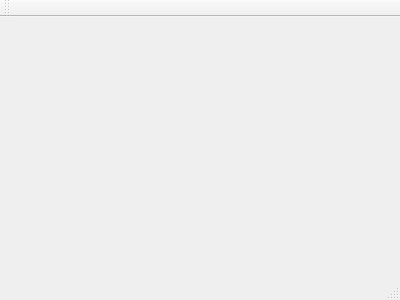
The window that mainwindow.ui (yxMYFRIENDS/Qt_fpga) describes before a commit, drawn with Qt 5.
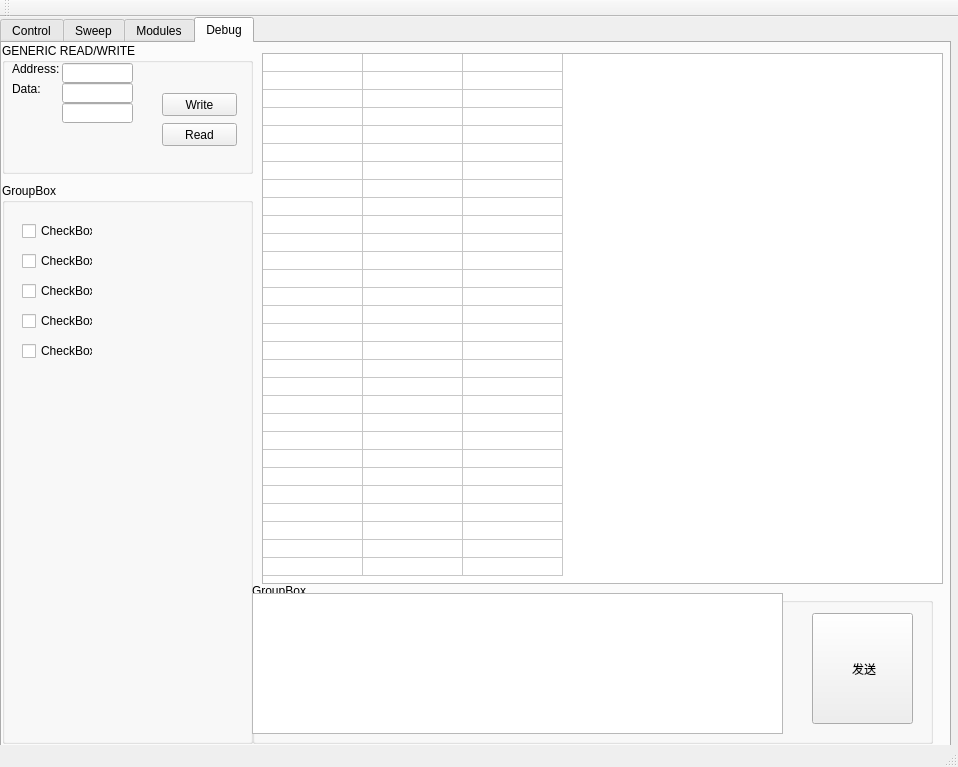
The same window after the commit.

Patch:
```diff
--- a/mainwindow.ui
+++ b/mainwindow.ui
@@ -1,24 +1,360 @@
 <ui version="4.0">
  <class>MainWindow</class>
- <widget class="QMainWindow" name="MainWindow" >
-  <property name="geometry" >
+ <widget class="QMainWindow" name="MainWindow">
+  <property name="geometry">
    <rect>
     <x>0</x>
     <y>0</y>
-    <width>400</width>
-    <height>300</height>
+    <width>958</width>
+    <height>767</height>
    </rect>
   </property>
   <property name="windowTitle" >
    <string>MainWindow</string>
   </property>
-  <widget class="QMenuBar" name="menuBar" />
-  <widget class="QToolBar" name="mainToolBar" />
-  <widget class="QWidget" name="centralWidget" />
-  <widget class="QStatusBar" name="statusBar" />
+  <widget class="QWidget" name="centralWidget">
+   <widget class="QTabWidget" name="MainWidget">
+    <property name="geometry">
+     <rect>
+      <x>0</x>
+      <y>0</y>
+      <width>951</width>
+      <height>831</height>
+     </rect>
+    </property>
+    <property name="currentIndex">
+     <number>3</number>
+    </property>
+    <widget class="QWidget" name="ControlWidget">
+     <attribute name="title">
+      <string>Control</string>
+     </attribute>
+    </widget>
+    <widget class="QWidget" name="SweepWidget">
+     <attribute name="title">
+      <string>Sweep</string>
+     </attribute>
+    </widget>
+    <widget class="QWidget" name="ModulesWidget">
+     <attribute name="title">
+      <string>Modules</string>
+     </attribute>
+    </widget>
+    <widget class="QWidget" name="DebugWidget">
+     <attribute name="title">
+      <string>Debug</string>
+     </attribute>
+     <widget class="QGroupBox" name="groupBox">
+      <property name="geometry">
+       <rect>
+        <x>0</x>
+        <y>0</y>
+        <width>251</width>
+        <height>131</height>
+       </rect>
+      </property>
+      <property name="title">
+       <string>GENERIC READ/WRITE</string>
+      </property>
+      <widget class="QLabel" name="addressLabel">
+       <property name="geometry">
+        <rect>
+         <x>10</x>
+         <y>20</y>
+         <width>54</width>
+         <height>12</height>
+        </rect>
+       </property>
+       <property name="text">
+        <string>Address:</string>
+       </property>
+      </widget>
+      <widget class="QLabel" name="label_2">
+       <property name="geometry">
+        <rect>
+         <x>10</x>
+         <y>40</y>
+         <width>54</width>
+         <height>12</height>
+        </rect>
+       </property>
+       <property name="text">
+        <string>Data:</string>
+       </property>
+      </widget>
+      <widget class="QLineEdit" name="addressLineEdit">
+       <property name="geometry">
+        <rect>
+         <x>60</x>
+         <y>20</y>
+         <width>71</width>
+         <height>20</height>
+        </rect>
+       </property>
+      </widget>
+      <widget class="QLineEdit" name="dataLineEdit">
+       <property name="geometry">
+        <rect>
+         <x>60</x>
+         <y>40</y>
+         <width>71</width>
+         <height>20</height>
+        </rect>
+       </property>
+      </widget>
+      <widget class="QLineEdit" name="lineEdit_3">
+       <property name="geometry">
+        <rect>
+         <x>60</x>
+         <y>60</y>
+         <width>71</width>
+         <height>20</height>
+        </rect>
+       </property>
+      </widget>
+      <widget class="QPushButton" name="writeBtn">
+       <property name="geometry">
+        <rect>
+         <x>160</x>
+         <y>50</y>
+         <width>75</width>
+         <height>23</height>
+        </rect>
+       </property>
+       <property name="text">
+        <string>Write</string>
+       </property>
+      </widget>
+      <widget class="QPushButton" name="readBtn">
+       <property name="geometry">
+        <rect>
+         <x>160</x>
+         <y>80</y>
+         <width>75</width>
+         <height>23</height>
+        </rect>
+       </property>
+       <property name="text">
+        <string>Read</string>
+       </property>
+      </widget>
+     </widget>
+     <widget class="QGroupBox" name="groupBox_2">
+      <property name="geometry">
+       <rect>
+        <x>0</x>
+        <y>140</y>
+        <width>251</width>
+        <height>561</height>
+       </rect>
+      </property>
+      <property name="title">
+       <string>GroupBox</string>
+      </property>
+      <widget class="QCheckBox" name="checkBox">
+       <property name="geometry">
+        <rect>
+         <x>20</x>
+         <y>40</y>
+         <width>71</width>
+         <height>16</height>
+        </rect>
+       </property>
+       <property name="text">
+        <string>CheckBox</string>
+       </property>
+      </widget>
+      <widget class="QCheckBox" name="checkBox_2">
+       <property name="geometry">
+        <rect>
+         <x>20</x>
+         <y>70</y>
+         <width>71</width>
+         <height>16</height>
+        </rect>
+       </property>
+       <property name="text">
+        <string>CheckBox</string>
+       </property>
+      </widget>
+      <widget class="QCheckBox" name="checkBox_3">
+       <property name="geometry">
+        <rect>
+         <x>20</x>
+         <y>100</y>
+         <width>71</width>
+         <height>16</height>
+        </rect>
+       </property>
+       <property name="text">
+        <string>CheckBox</string>
+       </property>
+      </widget>
+      <widget class="QCheckBox" name="checkBox_4">
+       <property name="geometry">
+        <rect>
+         <x>20</x>
+         <y>130</y>
+         <width>71</width>
+         <height>16</height>
+        </rect>
+       </property>
+       <property name="text">
+        <string>CheckBox</string>
+       </property>
+      </widget>
+      <widget class="QCheckBox" name="checkBox_5">
+       <property name="geometry">
+        <rect>
+         <x>20</x>
+         <y>160</y>
+         <width>71</width>
+         <height>16</height>
+        </rect>
+       </property>
+       <property name="text">
+        <string>CheckBox</string>
+       </property>
+      </widget>
+     </widget>
+     <widget class="QGroupBox" name="groupBox_3">
+      <property name="geometry">
+       <rect>
+        <x>250</x>
+        <y>540</y>
+        <width>681</width>
+        <height>161</height>
+       </rect>
+      </property>
+      <property name="title">
+       <string>GroupBox</string>
+      </property>
+      <widget class="QPushButton" name="pushButton">
+       <property name="geometry">
+        <rect>
+         <x>560</x>
+         <y>30</y>
+         <width>101</width>
+         <height>111</height>
+        </rect>
+       </property>
+       <property name="text">
+        <string> 发送</string>
+       </property>
+      </widget>
+      <widget class="QTextEdit" name="textEdit">
+       <property name="geometry">
+        <rect>
+         <x>0</x>
+         <y>10</y>
+         <width>531</width>
+         <height>141</height>
+        </rect>
+       </property>
+      </widget>
+     </widget>
+     <widget class="QTableWidget" name="tableWidget">
+      <property name="geometry">
+       <rect>
+        <x>260</x>
+        <y>10</y>
+        <width>681</width>
+        <height>531</height>
+       </rect>
+      </property>
+      <property name="layoutDirection">
+       <enum>Qt::LeftToRight</enum>
+      </property>
+      <property name="showGrid">
+       <bool>true</bool>
+      </property>
+      <property name="gridStyle">
+       <enum>Qt::SolidLine</enum>
+      </property>
+      <property name="sortingEnabled">
+       <bool>false</bool>
+      </property>
+      <property name="wordWrap">
+       <bool>true</bool>
+      </property>
+      <property name="rowCount">
+       <number>29</number>
+      </property>
+      <property name="columnCount">
+       <number>3</number>
+      </property>
+      <attribute name="horizontalHeaderVisible">
+       <bool>false</bool>
+      </attribute>
+      <attribute name="horizontalHeaderDefaultSectionSize">
+       <number>100</number>
+      </attribute>
+      <attribute name="horizontalHeaderHighlightSections">
+       <bool>true</bool>
+      </attribute>
+      <attribute name="verticalHeaderVisible">
+       <bool>false</bool>
+      </attribute>
+      <attribute name="verticalHeaderDefaultSectionSize">
+       <number>18</number>
+      </attribute>
+      <row/>
+      <row/>
+      <row/>
+      <row/>
+      <row/>
+      <row/>
+      <row/>
+      <row/>
+      <row/>
+      <row/>
+      <row/>
+      <row/>
+      <row/>
+      <row/>
+      <row/>
+      <row/>
+      <row/>
+      <row/>
+      <row/>
+      <row/>
+      <row/>
+      <row/>
+      <row/>
+      <row/>
+      <row/>
+      <row/>
+      <row/>
+      <row/>
+      <row/>
+      <column/>
+      <column/>
+      <column/>
+     </widget>
+    </widget>
+   </widget>
+  </widget>
+  <widget class="QMenuBar" name="menuBar">
+   <property name="geometry">
+    <rect>
+     <x>0</x>
+     <y>0</y>
+     <width>958</width>
+     <height>23</height>
+    </rect>
+   </property>
+  </widget>
+  <widget class="QToolBar" name="mainToolBar">
+   <attribute name="toolBarArea">
+    <enum>TopToolBarArea</enum>
+   </attribute>
+   <attribute name="toolBarBreak">
+    <bool>true</bool>
+   </attribute>
+  </widget>
+  <widget class="QStatusBar" name="statusBar"/>
  </widget>
- <layoutDefault spacing="6" margin="11" />
- <pixmapfunction></pixmapfunction>
+ <layoutdefault spacing="6" margin="11"/>
  <resources/>
  <connections/>
 </ui>
```
Left out of the diff: 3 changed lines with no effect on the pictures.
